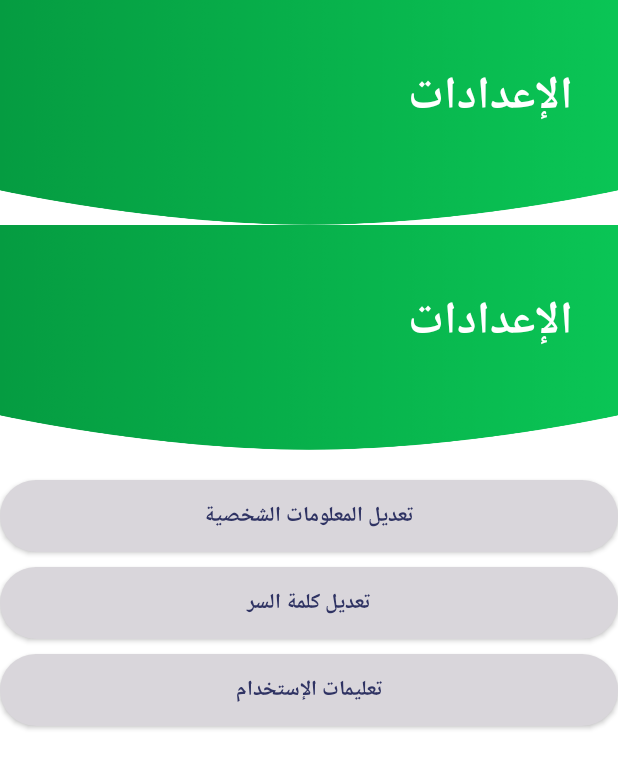
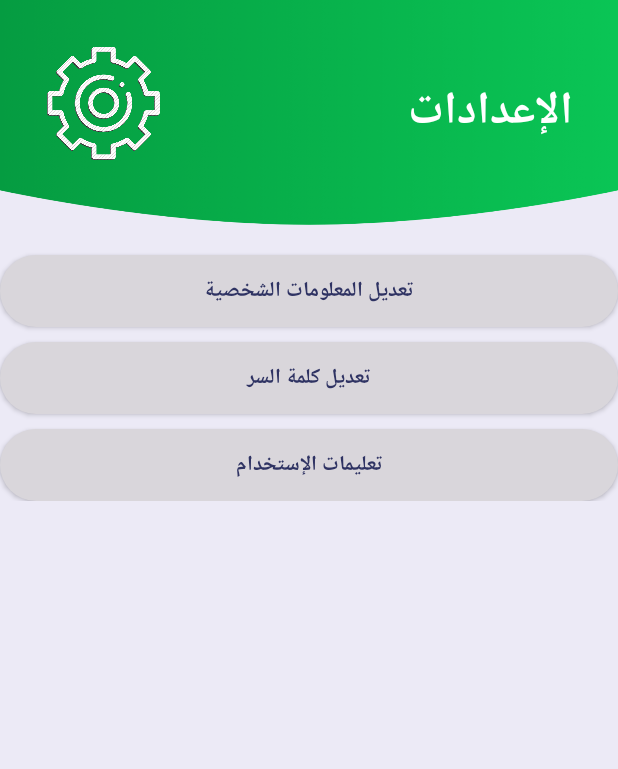
Before and after one commit to Adam-Saleem/Masroofe, an Android app: the SettingsActivity screen opened directly, with no data from a screen before it, on a phone screen of 412 x 824 dp. Shown: the top 769 px of the screen. Run offline under Robolectric (Android 15) with nearby library versions, the phone set to English and light mode, and no system bars.

Commit message:
Edit Setting Activity

```diff
--- a/app/src/main/res/layout/settings_activity.xml
+++ b/app/src/main/res/layout/settings_activity.xml
@@ -1,37 +1,20 @@
 <?xml version="1.0" encoding="utf-8"?>
-<LinearLayout xmlns:android="http://schemas.android.com/apk/res/android"
+
+<androidx.constraintlayout.widget.ConstraintLayout xmlns:android="http://schemas.android.com/apk/res/android"
     xmlns:app="http://schemas.android.com/apk/res-auto"
-    xmlns:tools="http://schemas.android.com/tools"
     android:layout_width="match_parent"
     android:layout_height="match_parent"
-    android:orientation="vertical"
+    xmlns:tools="http://schemas.android.com/tools"
+    android:background="@color/bright_gray"
     tools:context=".SettingsActivity">
 
-    <androidx.constraintlayout.widget.ConstraintLayout
-        android:layout_width="match_parent"
-        android:layout_height="wrap_content">
+
     <TextView
+        android:id="@+id/settingsText"
         android:layout_width="match_parent"
         android:layout_height="150dp"
         android:background="@drawable/top_background"
-            android:paddingTop="40dp"
-            android:paddingEnd="30dp"
-            android:text="@string/Settings"
-            android:textColor="@color/white"
-            android:textSize="30sp"
-            android:textStyle="bold"
-            tools:ignore="MissingConstraints,RtlSymmetry" />
-        <ImageView
-            android:layout_width="150dp"
-            android:layout_height="150dp"/>
-
-    </androidx.constraintlayout.widget.ConstraintLayout>
-
-    <TextView
-        android:layout_width="match_parent"
-        android:layout_height="150dp"
-        android:background="@drawable/top_background"
-        android:paddingTop="40dp"
+        android:paddingTop="50dp"
         android:paddingEnd="30dp"
         android:text="@string/Settings"
         android:textColor="@color/white"
@@ -39,6 +22,21 @@
         android:textStyle="bold"
         tools:ignore="MissingConstraints,RtlSymmetry" />
 
+    <ImageView
+        android:layout_width="90dp"
+        android:layout_height="90dp"
+        android:layout_marginStart="24dp"
+        android:layout_marginTop="24dp"
+        android:background="@drawable/settings_icon"
+        app:layout_constraintStart_toStartOf="parent"
+        app:layout_constraintTop_toTopOf="parent"
+        tools:ignore="MissingConstraints" />
+
+    <androidx.appcompat.widget.LinearLayoutCompat
+        android:layout_width="match_parent"
+        android:layout_height="wrap_content"
+        android:orientation="vertical"
+        app:layout_constraintTop_toBottomOf="@id/settingsText">
 
         <androidx.appcompat.widget.AppCompatButton
             android:id="@+id/EditUserInformation"
@@ -48,7 +46,9 @@
             android:background="@drawable/btnsignup_background"
             android:text="@string/EditUserInformation"
             android:textColor="@color/head_filed_color"
-        android:textStyle="bold" />
+            android:textStyle="bold"
+            tools:ignore="MissingConstraints" />
+
 
         <androidx.appcompat.widget.AppCompatButton
             android:id="@+id/RefactorPassword"
@@ -69,4 +69,9 @@
             android:text="@string/UsingInformation"
             android:textColor="@color/head_filed_color"
             android:textStyle="bold" />
-</LinearLayout>
+
+
+    </androidx.appcompat.widget.LinearLayoutCompat>
+
+
+</androidx.constraintlayout.widget.ConstraintLayout>
```
Also changed, not shown: app/src/main/res/drawable/settings_icon.png (added). Lines whose indentation alone changed are shown as unchanged.
